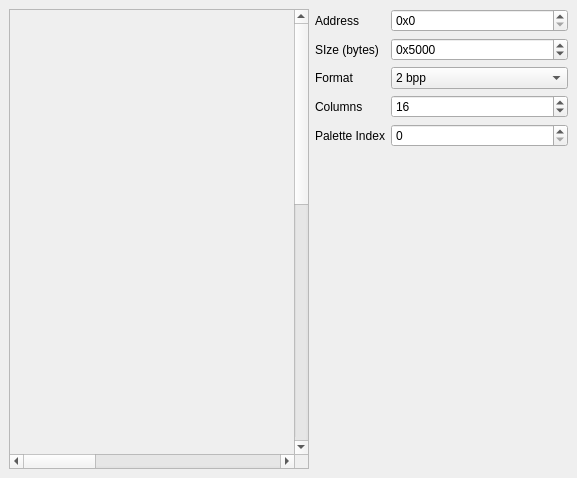
Before: the Qt Designer form ui/tileView.ui in zoriya/ComSquare, drawn with Qt 5.
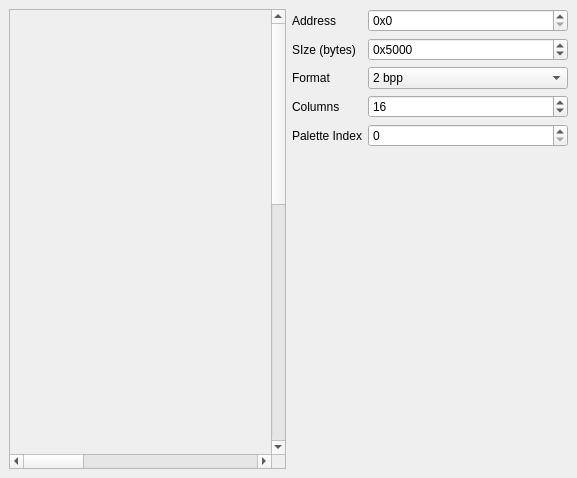
After: the same form once the commit is applied. Icons and pictures are not drawn.

What changed in the file:
```diff
--- a/ui/tileView.ui
+++ b/ui/tileView.ui
@@ -31,8 +31,8 @@
         </property>
         <property name="minimumSize">
          <size>
-          <width>300</width>
-          <height>400</height>
+          <width>0</width>
+          <height>0</height>
          </size>
         </property>
         <property name="maximumSize">
@@ -112,7 +112,7 @@
            <string notr="true">0x</string>
           </property>
           <property name="minimum">
-           <number>0</number>
+           <number>4096</number>
           </property>
           <property name="maximum">
            <number>999999999</number>
```
